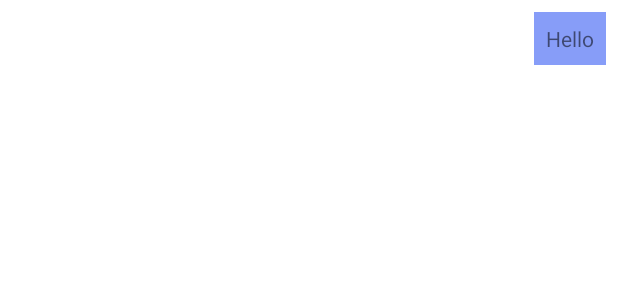
After one commit to thuylinhptit/ChatAppJava, an Android app: the layout tai_message_item_right.xml on its own in the app's theme, with its tools: preview values and no code run, on a phone screen of 412 x 824 dp. The commit adds this screen. Shown: the top 300 px of the screen. Run offline under Robolectric (Android 15) with nearby library versions, the phone set to English and light mode, and no system bars.

```diff
--- a/app/src/main/AndroidManifest.xml
+++ b/app/src/main/AndroidManifest.xml
@@ -14,6 +14,9 @@
         android:roundIcon="@mipmap/ic_launcher_round"
         android:supportsRtl="true"
         android:theme="@style/Theme.ChatApp2">
+        <activity
+            android:name="com.example.testTai.TaiChatSceneActivity"
+            android:exported="true" />
         <activity
             android:name="com.example.testTai.RegisterActivity"
             android:exported="true" />
--- a/app/src/main/java/com/example/chatapp2/LoginActivity.java
+++ b/app/src/main/java/com/example/chatapp2/LoginActivity.java
@@ -9,6 +9,7 @@ import android.widget.Button;
 import android.widget.EditText;
 import android.widget.Toast;
 
+import com.example.controller.HomeController;
 import com.example.controller.LoginController;
 import com.example.testTai.RegisterActivity;
 
@@ -63,6 +64,7 @@ public class LoginActivity extends AppCompatActivity {
         this.runOnUiThread(new Runnable() {
             public void run() {
                 loginController.closeConnection();
+                new HomeController(); // Create Instance of HomeController
                 changeIntent();
             }
         });
--- a/app/src/main/java/com/example/chatapp2/SplashScreen.java
+++ b/app/src/main/java/com/example/chatapp2/SplashScreen.java
@@ -24,7 +24,7 @@ public class SplashScreen extends AppCompatActivity {
         StrictMode.ThreadPolicy policy = new StrictMode.ThreadPolicy.Builder()
                 .permitAll().build();
         StrictMode.setThreadPolicy(policy);
-        new SocketCurrent(new IPAddress("192.168.1.103", 9086));
+        new SocketCurrent(new IPAddress("192.168.1.104", 9086));
 
         new Handler().postDelayed(new Runnable() {
             @Override
--- a/app/src/main/java/com/example/controller/LoginController.java
+++ b/app/src/main/java/com/example/controller/LoginController.java
@@ -124,6 +124,10 @@ public class LoginController {
                             if (result != null) {
                                 SocketCurrent.instance.setClient(result);
                                 loginActivityFrm.changeScreenToMain();
+
+                                // Login Successfull
+                                ObjectWrapper online = new ObjectWrapper(result, ConnectionType.ONLINE_INFORM);
+                                sendData(online);
                             } else {
                                 loginActivityFrm.showToast("Username/password not correct");
                             }
--- /dev/null
+++ b/app/src/main/java/com/example/interfaces/IClickRoom.java
@@ -0,0 +1,5 @@
+package com.example.interfaces;
+
+public interface IClickRoom {
+    void onClickListener(int position);
+}
--- /dev/null
+++ b/app/src/main/res/layout/tai_message_item_right.xml
@@ -0,0 +1,23 @@
+<?xml version="1.0" encoding="utf-8"?>
+<RelativeLayout xmlns:android="http://schemas.android.com/apk/res/android"
+    android:layout_width="match_parent"
+    android:layout_height="wrap_content">
+    <RelativeLayout
+        android:layout_width="300dp"
+        android:padding="8dp"
+        android:layout_height="wrap_content"
+        android:layout_alignParentEnd="true"
+        android:layout_alignParentRight="true">
+
+        <TextView
+            android:id="@+id/message_content_id"
+            android:layout_width="wrap_content"
+            android:layout_height="wrap_content"
+            android:layout_marginLeft="5dp"
+            android:text="Hello"
+            android:padding="8dp"
+            android:background="#879df8"
+            android:layout_alignParentEnd="true"
+            android:layout_alignParentRight="true" />
+    </RelativeLayout>
+</RelativeLayout>
```
Also changed, not shown: app/src/main/java/com/example/adapter/MessageAdapter.java (+32 -4 lines), app/src/main/java/com/example/adapter/RoomAdapter.java (+45 -7 lines), app/src/main/java/com/example/chatapp2/ChatScreen.java (+55 -4 lines), app/src/main/java/com/example/controller/HomeController.java (+34 -6 lines), app/src/main/java/com/example/testTai/TaiChatSceneActivity.java (added, +35 -0 lines), app/src/main/res/layout/activity_tai_chat_scene.xml (added, +26 -0 lines), app/src/main/res/layout/tai_message_item_left.xml (added, +25 -0 lines), app/libs/ChatAppPackage.jar.
